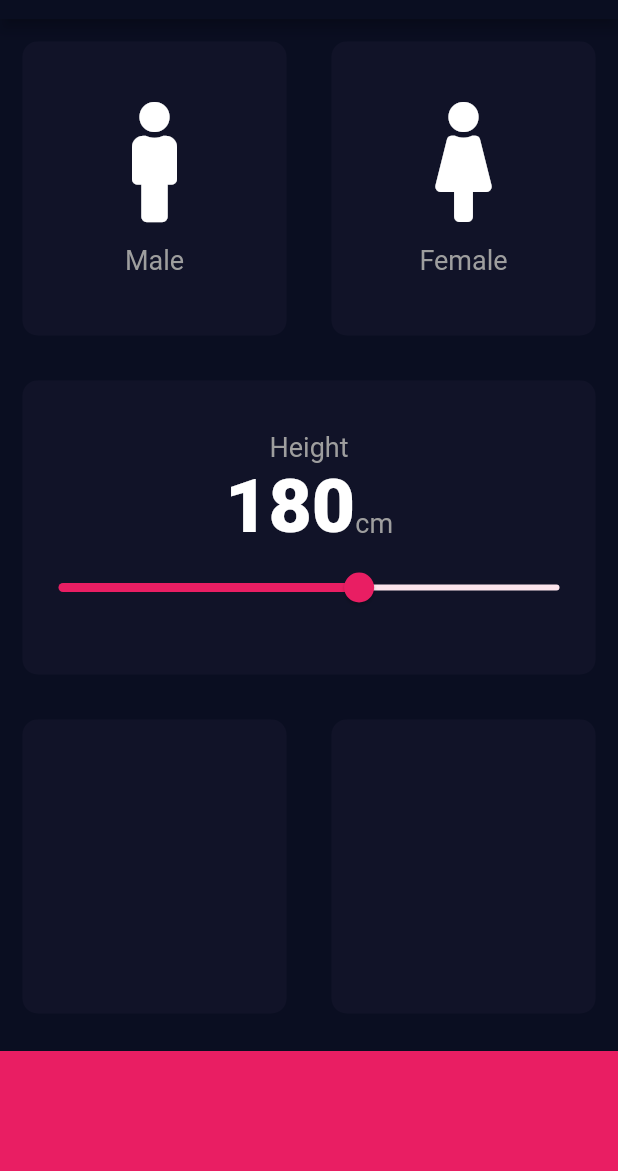
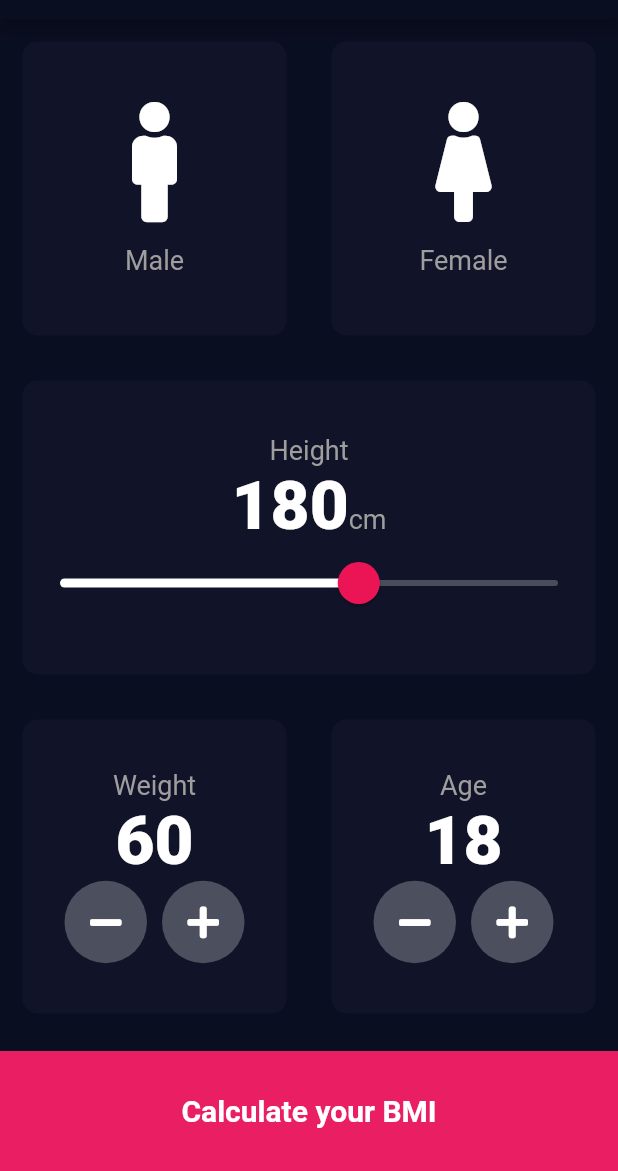
Before and after one commit to menshawi82/bmi-calculator-flutter-master, a Flutter app: the screen it shows after launch, on a phone screen of 412 x 824 dp, the part 65-1236 px from its top. Run offline on Flutter 3.47's test engine with Material 2 defaults, Android fonts, the phone set to English and light mode, and no system bars; our stand-ins replace font_awesome_flutter.

```diff
--- a/lib/constants.dart
+++ b/lib/constants.dart
@@ -9,7 +9,7 @@ const kLabelTextStyle = TextStyle(
   color: Colors.grey,
 );
 const kNomberTextStyle = TextStyle(
-  fontSize: 50.0,
+  fontSize: 45.0,
   fontWeight: FontWeight.w900,
 
 );
--- a/lib/input_page.dart
+++ b/lib/input_page.dart
@@ -1,5 +1,6 @@
 import 'dart:ui';
 
+//import 'package:bmi_calculator/results_page.dart';
 import 'package:flutter/material.dart';
 import 'package:font_awesome_flutter/font_awesome_flutter.dart';
 import 'icon_content.dart';
@@ -19,6 +20,8 @@ class _InputPageState extends State<InputPage> {
 
   Gender selectedGender;
   int height = 180;
+  int weight = 60;
+  int age = 18;
 
   @override
   Widget build(BuildContext context) {
@@ -93,17 +96,28 @@ class _InputPageState extends State<InputPage> {
                       ),
                     ],
                   ),
-                  Slider(
+                  SliderTheme(
+                    data: SliderTheme.of(context).copyWith(
+                        thumbColor: Color(0xffeb1555),
+                        activeTrackColor: Colors.white,
+                        inactiveTrackColor: Colors.white24,
+                        overlayColor: Color(0x29eb1555),
+                        thumbShape:
+                            RoundSliderThumbShape(enabledThumbRadius: 14),
+                        overlayShape:
+                            RoundSliderOverlayShape(overlayRadius: 25)),
+                    child: Slider(
                         value: height.toDouble(),
                         min: 120.0,
                         max: 220.0,
-                      activeColor: Colors.pink,
-                      inactiveColor: Colors.pink[50],
+                        //activeColor: Colors.pink,
+                        // inactiveColor: Colors.white24,
                         onChanged: (double newValue) {
                           setState(() {
                             height = newValue.round();
                           });
                         }),
+                  ),
                 ],
               ),
             ),
@@ -112,22 +126,134 @@ class _InputPageState extends State<InputPage> {
             child: Row(
               children: [
                 Expanded(
-                  child: ReusableCard(colr: kInActiveCardColor),
+                  child: ReusableCard(
+                      colr: kInActiveCardColor,
+                      cardChiled: Column(
+                        mainAxisAlignment: MainAxisAlignment.center,
+                        children: [
+                          Text(
+                            'Weight',
+                            style: kLabelTextStyle,
+                          ),
+                          Text(
+                            weight.toString(),
+                            style: kNomberTextStyle,
+                          ),
+                          Row(
+                            mainAxisAlignment: MainAxisAlignment.center,
+                            children: [
+                              RoundIconButton(
+                                icon: FontAwesomeIcons.minus,
+                                onPressed: () {
+                                  setState(() {
+                                    weight--;
+                                  });
+                                },
+                              ),
+                              SizedBox(
+                                width: 10.0,
+                              ),
+                              RoundIconButton(
+                                icon: FontAwesomeIcons.plus,
+                                onPressed: () async {
+                                  assert(weight != null);
+                                  setState(() {
+                                    weight++;
+                                  });
+                                },
+                              ),
+                            ],
+                          ),
+                        ],
+                      )),
                 ),
                 Expanded(
-                  child: ReusableCard(colr: kInActiveCardColor),
+                  child: ReusableCard(
+                      colr: kInActiveCardColor,
+                      cardChiled: Column(
+                        mainAxisAlignment: MainAxisAlignment.center,
+                        children: [
+                          Text(
+                            'Age',
+                            style: kLabelTextStyle,
+                          ),
+                          Text(
+                            age.toString(),
+                            style: kNomberTextStyle,
+                          ),
+                          Row(
+                            mainAxisAlignment: MainAxisAlignment.center,
+                            children: [
+                              RoundIconButton(
+                                icon: FontAwesomeIcons.minus,
+                                onPressed: () {
+                                  setState(() {
+                                    age--;
+                                  });
+                                },
+                              ),
+                              SizedBox(
+                                width: 10.0,
+                              ),
+                              RoundIconButton(
+                                icon: FontAwesomeIcons.plus,
+                                onPressed: () async {
+                                  assert(weight != null);
+                                  setState(() {
+                                    age++;
+                                  });
+                                },
+                              ),
+                            ],
+                          ),
+                        ],
+                      )),
                 )
               ],
             ),
           ),
-          Container(
+          GestureDetector(
+            onTap: () {
+              // Navigator.push(
+              //   context,
+              //   MaterialPageRoute(builder: (context) {
+              //     return ResultsPage();
+              //   }),
+              // );
+               Navigator.pushNamed(context, '/resultsPage');
+            },
+            child: Container(
               color: Colors.pink,
               margin: EdgeInsets.only(top: 10),
               width: double.infinity,
               height: kBottomContainerHeight,
+              child: Center(
+                child: Text(
+                  'Calculate your BMI',
+                  style: TextStyle(fontSize: 20,fontWeight: FontWeight.bold),
+                ),
+              ),
+            ),
           )
         ],
       ),
     );
   }
 }
+
+class RoundIconButton extends StatelessWidget {
+  RoundIconButton({this.icon, this.onPressed});
+  final IconData icon;
+  final Function onPressed;
+
+  @override
+  Widget build(BuildContext context) {
+    return RawMaterialButton(
+        child: Icon(icon),
+        elevation: 0,
+        constraints: BoxConstraints(minWidth: 55.0, minHeight: 55.0),
+        shape: CircleBorder(),
+        fillColor: Color(0xff4c4f5e),
+        onPressed: onPressed);
+  }
+}
--- a/lib/main.dart
+++ b/lib/main.dart
@@ -1,3 +1,4 @@
+import 'results_page.dart';
 import 'package:flutter/material.dart';
 import 'input_page.dart';
 
@@ -12,7 +13,15 @@ class BMICalculator extends StatelessWidget {
         primaryColor: Color(0xff0a0e21),
         scaffoldBackgroundColor: Color(0xff0a0e21),
       ),
-      home: InputPage(),
+     // home: InputPage(),
+      initialRoute: '/',
+      routes: {
+        '/':(context)=>InputPage(),
+        '/resultsPage':(context)=>ResultsPage(),
+
+
+      },
+
     );
   }
 }
--- /dev/null
+++ b/lib/results_page.dart
@@ -0,0 +1,15 @@
+import 'package:flutter/material.dart';
+class ResultsPage extends StatelessWidget {
+  //const ({ Key? key }) : super(key: key);
+
+  @override
+  Widget build(BuildContext context) {
+    return Scaffold(
+      appBar: AppBar(
+        title: Text('BMI Calcelator'),
+
+      ),
+      body: Text('Hello'),
+    );
+  }
+}
```
Lines whose indentation alone changed are shown as unchanged.
